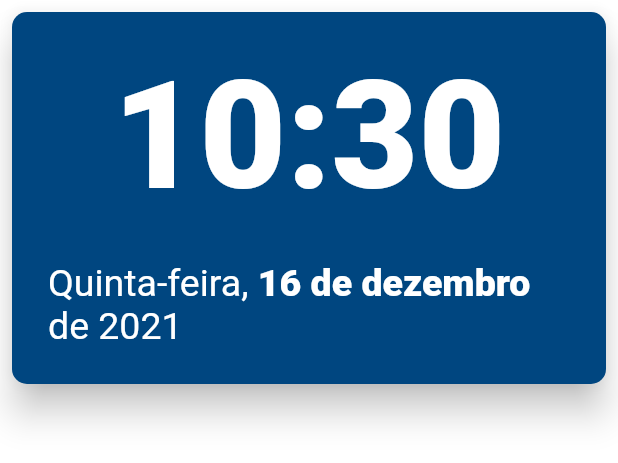
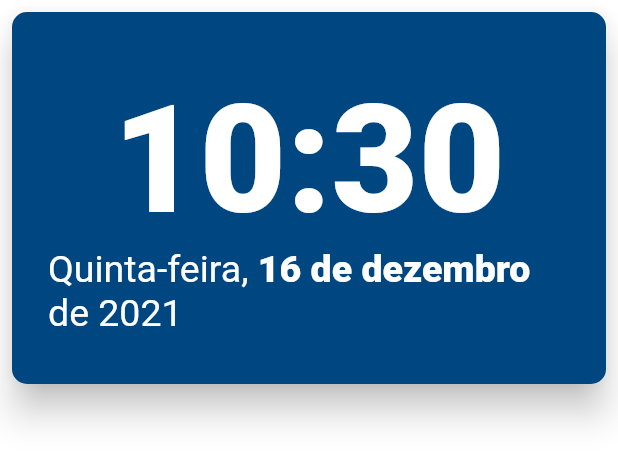
Before and after one commit to Maua-Dev/smile_front, a Flutter app: the TimerNavigationButtonWidget widget shown alone on an empty page, opened directly, on a phone screen of 412 x 824 dp. Shown: the top 463 px of the screen. Run offline on Flutter 3.47's test engine with Material 2 defaults, Android fonts, the phone set to English and light mode, and no system bars; our stand-ins replace flutter_mobx, flutter_modular, fluttericon, google_fonts, mobx; generated files the repository leaves out were written again.

Commit message:
Update timer_navigation_button_widget.dart

```diff
--- a/lib/app/modules/logged-home/ui/widgets/timer_navigation_button_widget.dart
+++ b/lib/app/modules/logged-home/ui/widgets/timer_navigation_button_widget.dart
@@ -23,6 +23,8 @@ class TimerNavigationButtonWidget extends StatelessWidget {
         child: SizedBox(
           height: 200,
           width: 616,
+          child: Padding(
+            padding: const EdgeInsets.symmetric(vertical: 16),
             child: Column(
               mainAxisAlignment: MainAxisAlignment.spaceBetween,
               children: [
@@ -46,6 +48,7 @@ class TimerNavigationButtonWidget extends StatelessWidget {
               ],
             ),
           ),
+        ),
         style: ButtonStyle(
             padding: MaterialStateProperty.all<EdgeInsetsGeometry?>(
                 const EdgeInsets.symmetric(horizontal: 24, vertical: 24)),
```
Lines whose indentation alone changed are shown as unchanged.
